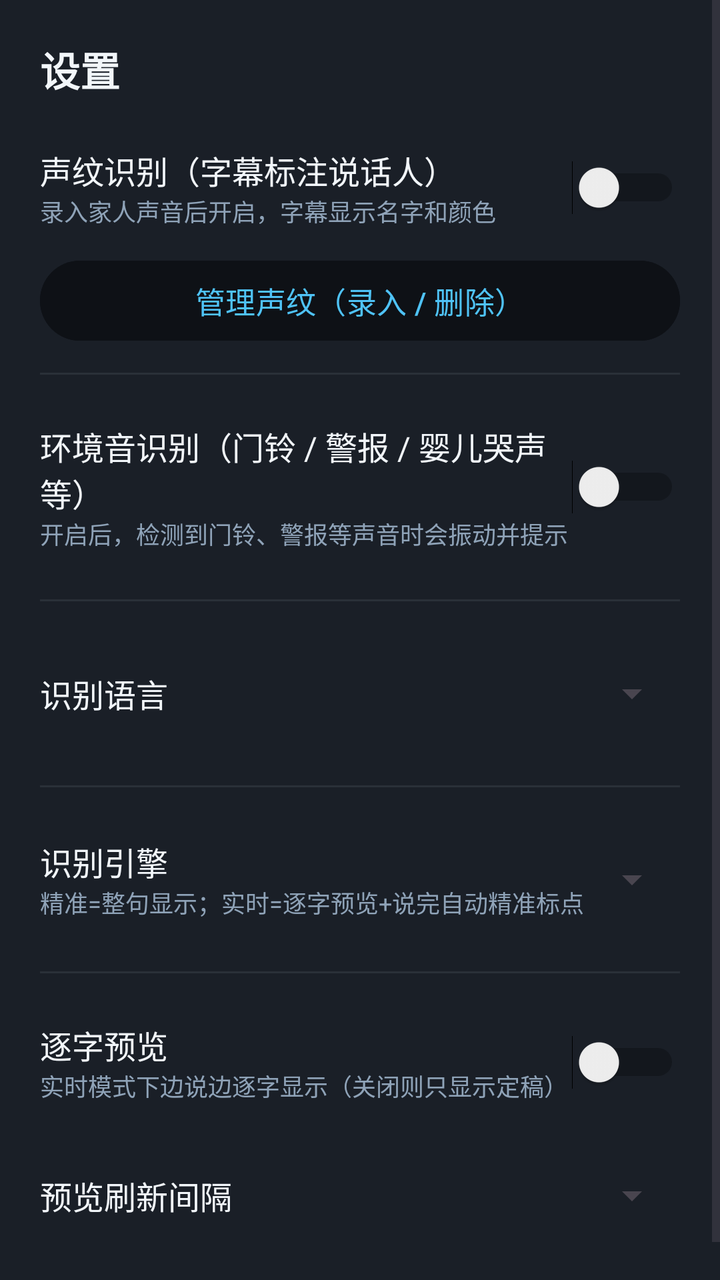
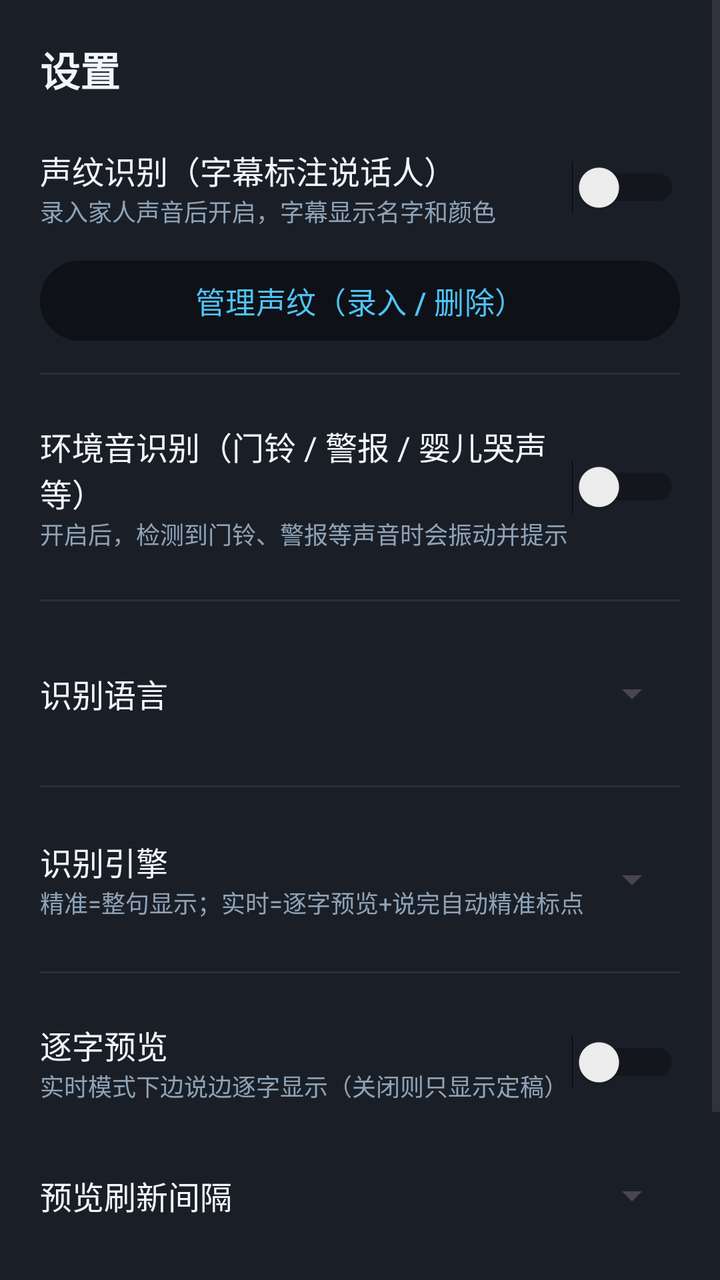

An Android layout rendered at two revisions. The XML below is the earlier revision; the diff shows what the commit changed to produce the second picture.
<!-- AndroidManifest.xml: application theme Theme.HearingAssist -->
<!-- res/layout/dialog_settings.xml -->
<?xml version="1.0" encoding="utf-8"?>
<ScrollView xmlns:android="http://schemas.android.com/apk/res/android"
    android:layout_width="match_parent"
    android:layout_height="wrap_content"
    android:background="@color/surface">

    <LinearLayout
        android:layout_width="match_parent"
        android:layout_height="wrap_content"
        android:orientation="vertical"
        android:paddingHorizontal="20dp"
        android:paddingTop="20dp"
        android:paddingBottom="28dp">

    <TextView
        android:layout_width="match_parent"
        android:layout_height="wrap_content"
        android:paddingBottom="12dp"
        android:text="@string/settings_title"
        android:textColor="@color/text_primary"
        android:textSize="20sp"
        android:textStyle="bold" />

    
    <LinearLayout
        android:layout_width="match_parent"
        android:layout_height="wrap_content"
        android:gravity="center_vertical"
        android:orientation="horizontal"
        android:paddingVertical="12dp">

        <LinearLayout
            android:layout_width="0dp"
            android:layout_height="wrap_content"
            android:layout_weight="1"
            android:orientation="vertical">

            <TextView
                android:layout_width="wrap_content"
                android:layout_height="wrap_content"
                android:text="@string/vp_toggle_label"
                android:textColor="@color/text_primary"
                android:textSize="16sp" />

            <TextView
                android:layout_width="wrap_content"
                android:layout_height="wrap_content"
                android:text="@string/vp_toggle_hint"
                android:textColor="@color/text_secondary"
                android:textSize="12sp" />
        </LinearLayout>

        <Switch
            android:id="@+id/swVoiceprint"
            android:layout_width="wrap_content"
            android:layout_height="wrap_content" />
    </LinearLayout>

    <Button
        android:id="@+id/btnVoiceprintManage"
        android:layout_width="match_parent"
        android:layout_height="48dp"
        android:backgroundTint="@color/background"
        android:text="@string/vp_manage_full"
        android:textColor="@color/accent"
        android:textSize="15sp" />

    <View
        android:layout_width="match_parent"
        android:layout_height="1dp"
        android:layout_marginVertical="12dp"
        android:background="@color/divider" />

    
    <LinearLayout
        android:layout_width="match_parent"
        android:layout_height="wrap_content"
        android:gravity="center_vertical"
        android:orientation="horizontal"
        android:paddingVertical="12dp">

        <LinearLayout
            android:layout_width="0dp"
            android:layout_height="wrap_content"
            android:layout_weight="1"
            android:orientation="vertical">

            <TextView
                android:layout_width="wrap_content"
                android:layout_height="wrap_content"
                android:text="@string/env_sound_label"
                android:textColor="@color/text_primary"
                android:textSize="16sp" />

            <TextView
                android:layout_width="wrap_content"
                android:layout_height="wrap_content"
                android:text="@string/env_sound_hint"
                android:textColor="@color/text_secondary"
                android:textSize="12sp" />
        </LinearLayout>

        <Switch
            android:id="@+id/swEnvSound"
            android:layout_width="wrap_content"
            android:layout_height="wrap_content" />
    </LinearLayout>

    <View
        android:layout_width="match_parent"
        android:layout_height="1dp"
        android:layout_marginVertical="12dp"
        android:background="@color/divider" />

    
    <LinearLayout
        android:layout_width="match_parent"
        android:layout_height="wrap_content"
        android:gravity="center_vertical"
        android:orientation="horizontal"
        android:paddingVertical="12dp">

        <TextView
            android:layout_width="0dp"
            android:layout_height="wrap_content"
            android:layout_weight="1"
            android:text="@string/lang_label"
            android:textColor="@color/text_primary"
            android:textSize="16sp" />

        <Spinner
            android:id="@+id/spnLang"
            android:layout_width="wrap_content"
            android:layout_height="44dp" />
    </LinearLayout>

    <View
        android:layout_width="match_parent"
        android:layout_height="1dp"
        android:layout_marginVertical="12dp"
        android:background="@color/divider" />

    
    <LinearLayout
        android:layout_width="match_parent"
        android:layout_height="wrap_content"
        android:gravity="center_vertical"
        android:orientation="horizontal"
        android:paddingVertical="12dp">

        <LinearLayout
            android:layout_width="0dp"
            android:layout_height="wrap_content"
            android:layout_weight="1"
            android:orientation="vertical">

            <TextView
                android:layout_width="wrap_content"
                android:layout_height="wrap_content"
                android:text="@string/engine_label"
                android:textColor="@color/text_primary"
                android:textSize="16sp" />

            <TextView
                android:layout_width="wrap_content"
                android:layout_height="wrap_content"
                android:text="@string/engine_hint"
                android:textColor="@color/text_secondary"
                android:textSize="12sp" />
        </LinearLayout>

        <Spinner
            android:id="@+id/spnEngine"
            android:layout_width="wrap_content"
            android:layout_height="44dp" />
    </LinearLayout>

    <View
        android:layout_width="match_parent"
        android:layout_height="1dp"
        android:layout_marginVertical="12dp"
        android:background="@color/divider" />

    
    <LinearLayout
        android:layout_width="match_parent"
        android:layout_height="wrap_content"
        android:gravity="center_vertical"
        android:orientation="horizontal"
        android:paddingVertical="12dp">

        <LinearLayout
            android:layout_width="0dp"
            android:layout_height="wrap_content"
            android:layout_weight="1"
            android:orientation="vertical">

            <TextView
                android:layout_width="wrap_content"
                android:layout_height="wrap_content"
                android:text="@string/preview_label"
                android:textColor="@color/text_primary"
                android:textSize="16sp" />

            <TextView
                android:layout_width="wrap_content"
                android:layout_height="wrap_content"
                android:text="@string/preview_hint"
                android:textColor="@color/text_secondary"
                android:textSize="12sp" />
        </LinearLayout>

        <Switch
            android:id="@+id/swPreview"
            android:layout_width="wrap_content"
            android:layout_height="wrap_content" />
    </LinearLayout>

    
    <LinearLayout
        android:layout_width="match_parent"
        android:layout_height="wrap_content"
        android:gravity="center_vertical"
        android:orientation="horizontal"
        android:paddingVertical="12dp">

        <TextView
            android:layout_width="0dp"
            android:layout_height="wrap_content"
            android:layout_weight="1"
            android:text="@string/preview_interval_label"
            android:textColor="@color/text_primary"
            android:textSize="16sp" />

        <Spinner
            android:id="@+id/spnInterval"
            android:layout_width="wrap_content"
            android:layout_height="44dp" />
    </LinearLayout>
    </LinearLayout>
</ScrollView>
<!-- resources referenced by this layout -->
<resources>
  <color name="accent">#4FC3F7</color>
  <color name="background">#0E1116</color>
  <color name="divider">#2A3038</color>
  <color name="surface">#1A1F27</color>
  <color name="text_primary">#F2F6FA</color>
  <color name="text_secondary">#8FA3B8</color>
  <string name="engine_hint">精准=整句显示；实时=逐字预览+说完自动精准标点</string>
  <string name="engine_label">识别引擎</string>
  <string name="env_sound_hint">开启后，检测到门铃、警报等声音时会振动并提示</string>
  <string name="env_sound_label">环境音识别（门铃 / 警报 / 婴儿哭声等）</string>
  <string name="lang_label">识别语言</string>
  <string name="preview_hint">实时模式下边说边逐字显示（关闭则只显示定稿）</string>
  <string name="preview_interval_label">预览刷新间隔</string>
  <string name="preview_label">逐字预览</string>
  <string name="settings_title">设置</string>
  <string name="vp_manage_full">管理声纹（录入 / 删除）</string>
  <string name="vp_toggle_hint">录入家人声音后开启，字幕显示名字和颜色</string>
  <string name="vp_toggle_label">声纹识别（字幕标注说话人）</string>
  <style name="Theme.HearingAssist" parent="Theme.Material3.DayNight.NoActionBar">
          <item name="android:windowBackground">@color/background</item>
          <item name="android:statusBarColor">@color/background</item>
          <item name="android:navigationBarColor">@color/background</item>
          <item name="android:windowLightStatusBar">false</item>
      </style>
</resources>

<!-- the commit's change to res/layout/dialog_settings.xml (unified diff, before → after) -->
@@ -237,5 +237,21 @@
             android:layout_width="wrap_content"
             android:layout_height="44dp" />
     </LinearLayout>
+
+    <View
+        android:layout_width="match_parent"
+        android:layout_height="1dp"
+        android:layout_marginVertical="12dp"
+        android:background="@color/divider" />
+
+    
+    <Button
+        android:id="@+id/btnCheckUpdate"
+        android:layout_width="match_parent"
+        android:layout_height="52dp"
+        android:backgroundTint="@color/background"
+        android:text="@string/update_check_button"
+        android:textColor="@color/accent"
+        android:textSize="16sp" />
     </LinearLayout>
 </ScrollView>
<!-- resource entries referenced after the edit -->
@@ -15,6 +15,7 @@
   <string name="preview_interval_label">预览刷新间隔</string>
   <string name="preview_label">逐字预览</string>
   <string name="settings_title">设置</string>
+  <string name="update_check_button">检查更新</string>
   <string name="vp_manage_full">管理声纹（录入 / 删除）</string>
   <string name="vp_toggle_hint">录入家人声音后开启，字幕显示名字和颜色</string>
   <string name="vp_toggle_label">声纹识别（字幕标注说话人）</string>
